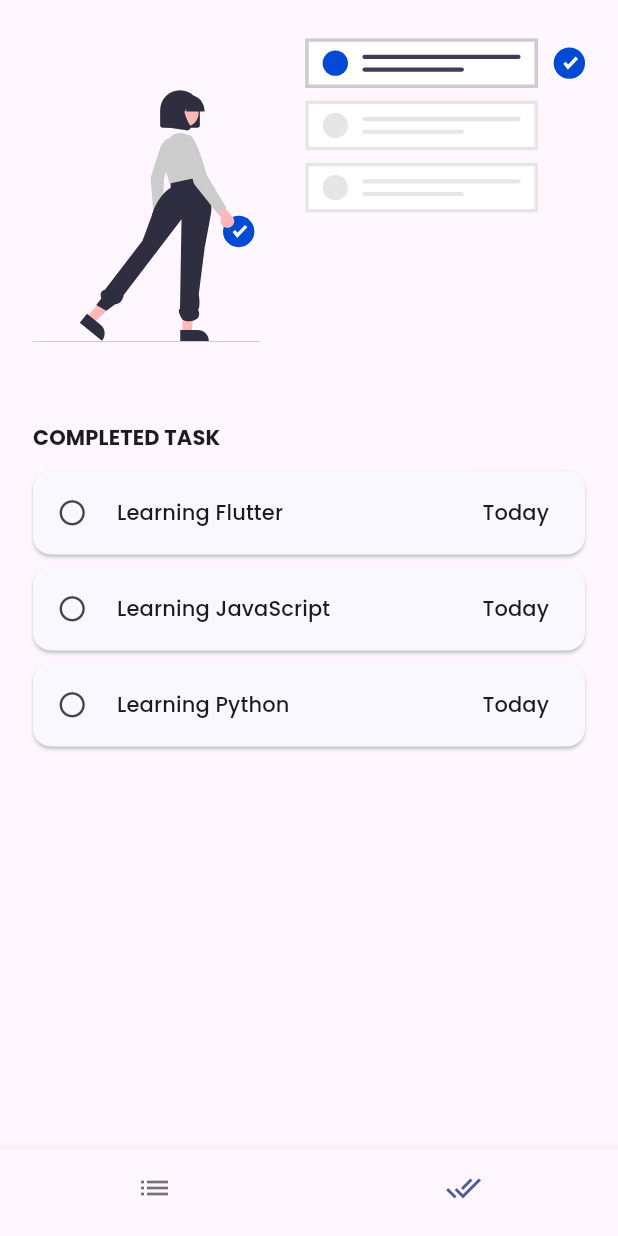
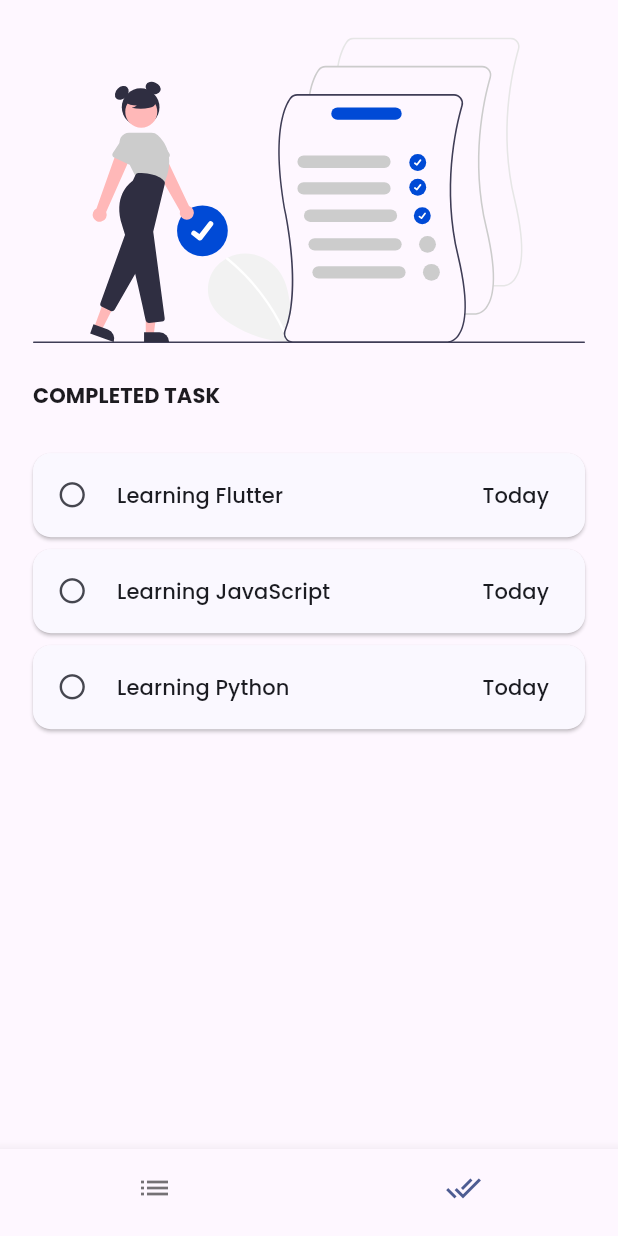
Before and after one commit to amyrmdhn/moka_todo_list, a Flutter app: the screen it shows after launch, item 2 of the bottom bar chosen, on a phone screen of 412 x 824 dp. Run offline on Flutter 3.47's test engine with Material 3 defaults, Android fonts, the phone set to English and light mode, and no system bars; our stand-ins replace flutter_riverpod, flutter_svg, google_fonts.

Commit message:
Refactor todoscreen to 2 screens to be specific

```diff
--- /dev/null
+++ b/lib/providers/todos_provider.dart
@@ -0,0 +1,20 @@
+import 'package:flutter_riverpod/flutter_riverpod.dart';
+
+import '../models/todo.dart';
+
+class UncompletedTodoNotifier extends StateNotifier<List<Todo>> {
+  UncompletedTodoNotifier() : super([]);
+
+  void addTodo(Todo todo) {
+    state = [todo, ...state];
+  }
+
+  void removeTodo(Todo todo) {
+    state = state.where((e) => e != todo).toList();
+  }
+}
+
+final ucompletedTodoProvider =
+    StateNotifierProvider<UncompletedTodoNotifier, List<Todo>>(
+  (ref) => UncompletedTodoNotifier(),
+);
--- /dev/null
+++ b/lib/screens/completed_task.dart
@@ -0,0 +1,45 @@
+import 'package:flutter/material.dart';
+
+import '../size_config.dart';
+import '../models/todo.dart';
+import '../widgets/header_image.dart';
+import '../widgets/title_section.dart';
+import '../widgets/todo_item.dart';
+
+class CompletedTodoScreen extends StatelessWidget {
+  const CompletedTodoScreen({
+    super.key,
+    required this.completedTodos,
+  });
+
+  final List<Todo> completedTodos;
+
+  @override
+  Widget build(BuildContext context) {
+    return SafeArea(
+      child: Padding(
+        padding: EdgeInsets.symmetric(
+          horizontal: getProportionateScreenWidth(20.0),
+        ),
+        child: Column(
+          crossAxisAlignment: CrossAxisAlignment.start,
+          children: [
+            const HeaderImage(path: 'assets/images/header_completed_task.svg'),
+            const TitleSection(text: 'COMPLETED TASK'),
+            SizedBox(height: getProportionateScreenHeight(28)),
+            Expanded(
+              child: ListView.builder(
+                itemBuilder: (context, index) => TodoItem(
+                  todo: completedTodos[index],
+                  onTap: () {},
+                  onLongPress: () {},
+                ),
+                itemCount: completedTodos.length,
+              ),
+            )
+          ],
+        ),
+      ),
+    );
+  }
+}
--- a/lib/screens/tabs_screen.dart
+++ b/lib/screens/tabs_screen.dart
@@ -1,17 +1,20 @@
 import 'package:flutter/material.dart';
-import 'package:moka_todo_list/screens/todo_screen.dart';
+import 'package:flutter_riverpod/flutter_riverpod.dart';
 
+import '../size_config.dart';
 import '../models/todo.dart';
-import '../size_config.dart';
+import '../providers/todos_provider.dart';
+import '../screens/completed_task.dart';
+import '../screens/uncompleted_task.dart';
 
-class TabsScreen extends StatefulWidget {
+class TabsScreen extends ConsumerStatefulWidget {
   const TabsScreen({super.key});
 
   @override
-  State<TabsScreen> createState() => _TabsScreenState();
+  ConsumerState<TabsScreen> createState() => _TabsScreenState();
 }
 
-class _TabsScreenState extends State<TabsScreen> {
+class _TabsScreenState extends ConsumerState<TabsScreen> {
   var _selectedPageIndex = 0;
   final _uncompletedTodos = [
     Todo(
@@ -43,14 +46,12 @@ class _TabsScreenState extends State<TabsScreen> {
   @override
   Widget build(BuildContext context) {
     SizeConfig().init(context);
+    final uncompletedTodo = ref.watch(ucompletedTodoProvider);
 
-    Widget activeScreen = TodoScreen(
-      todos: _uncompletedTodos,
-      isUncompletedScreen: true,
-    );
+    Widget activeScreen = UncompletedTodoScreen(todos: uncompletedTodo);
 
     if (_selectedPageIndex == 1) {
-      activeScreen = TodoScreen(todos: _uncompletedTodos);
+      activeScreen = CompletedTodoScreen(completedTodos: _uncompletedTodos);
     }
 
     return Scaffold(
--- a/lib/screens/todo_screen.dart
+++ b/lib/screens/uncompleted_task.dart
@@ -1,19 +1,34 @@
 import 'package:flutter/material.dart';
-import 'package:flutter_svg/svg.dart';
+
 import 'package:moka_todo_list/widgets/todo_item.dart';
 
 import '../models/todo.dart';
 import '../size_config.dart';
+import '../widgets/header_image.dart';
+import '../widgets/title_section.dart';
 
-class TodoScreen extends StatelessWidget {
-  const TodoScreen({
+class UncompletedTodoScreen extends StatefulWidget {
+  const UncompletedTodoScreen({
     super.key,
-    this.isUncompletedScreen = false,
     required this.todos,
   });
 
   final List<Todo> todos;
-  final bool isUncompletedScreen;
+
+  @override
+  State<UncompletedTodoScreen> createState() => _UncompletedTodoScreenState();
+}
+
+class _UncompletedTodoScreenState extends State<UncompletedTodoScreen> {
+  final _titleController = TextEditingController();
+  final _detailController = TextEditingController();
+
+  @override
+  void dispose() {
+    super.dispose();
+    _titleController.dispose();
+    _detailController.dispose();
+  }
 
   @override
   Widget build(BuildContext context) {
@@ -25,15 +40,12 @@ class TodoScreen extends StatelessWidget {
         child: Column(
           crossAxisAlignment: CrossAxisAlignment.start,
           children: [
-            SvgPicture.asset(
-              'assets/images/header_uncompleted_task.svg',
-              height: getProportionateScreenHeight(250),
-              width: double.infinity,
-              fit: BoxFit.contain,
+            const HeaderImage(
+              path: 'assets/images/header_uncompleted_task.svg',
             ),
-            if (isUncompletedScreen) buttonAddTodo(context),
+            buttonAddTodo(context),
             const SizedBox(height: 28.0),
-            titleSection(),
+            const TitleSection(text: 'UNCOMPLETED TASK'),
             const SizedBox(height: 12.0),
             Expanded(
                 child: SizedBox(
@@ -41,30 +53,17 @@ class TodoScreen extends StatelessWidget {
               width: double.infinity,
               child: ListView(
                 children: [
-                  for (final todo in todos)
+                  for (final todo in widget.todos)
                     TodoItem(
                       todo: todo,
-                      onLongPress: () {
-                        print('Test on Long Press');
-                      },
-                      onTap: () {
-                        print('Test on Tap');
-                      },
+                      onLongPress: () {},
+                      onTap: () {},
                     ),
                 ],
               ),
             )),
           ],
         ),
-      ),
-    );
-  }
-
-  Text titleSection() {
-    return Text(
-      isUncompletedScreen ? 'UNCOMPLETED TASK' : 'COMPLETED TASK',
-      style: textTheme.titleSmall!.copyWith(
-        fontWeight: FontWeight.bold,
       ),
     );
   }
--- /dev/null
+++ b/lib/widgets/header_image.dart
@@ -0,0 +1,23 @@
+import 'package:flutter/material.dart';
+import 'package:flutter_svg/flutter_svg.dart';
+
+import '../size_config.dart';
+
+class HeaderImage extends StatelessWidget {
+  const HeaderImage({
+    super.key,
+    required this.path,
+  });
+
+  final String path;
+
+  @override
+  Widget build(BuildContext context) {
+    return SvgPicture.asset(
+      path,
+      height: getProportionateScreenHeight(250),
+      width: double.infinity,
+      fit: BoxFit.contain,
+    );
+  }
+}
--- /dev/null
+++ b/lib/widgets/title_section.dart
@@ -0,0 +1,22 @@
+import 'package:flutter/material.dart';
+
+import '../size_config.dart';
+
+class TitleSection extends StatelessWidget {
+  const TitleSection({
+    super.key,
+    required this.text,
+  });
+
+  final String text;
+
+  @override
+  Widget build(BuildContext context) {
+    return Text(
+     text,
+      style: textTheme.titleSmall!.copyWith(
+        fontWeight: FontWeight.bold,
+      ),
+    );
+  }
+}
```
Also changed, not shown: lib/main.dart (+6 -1 lines), pubspec.yaml (+4 -11 lines), pubspec.lock.
